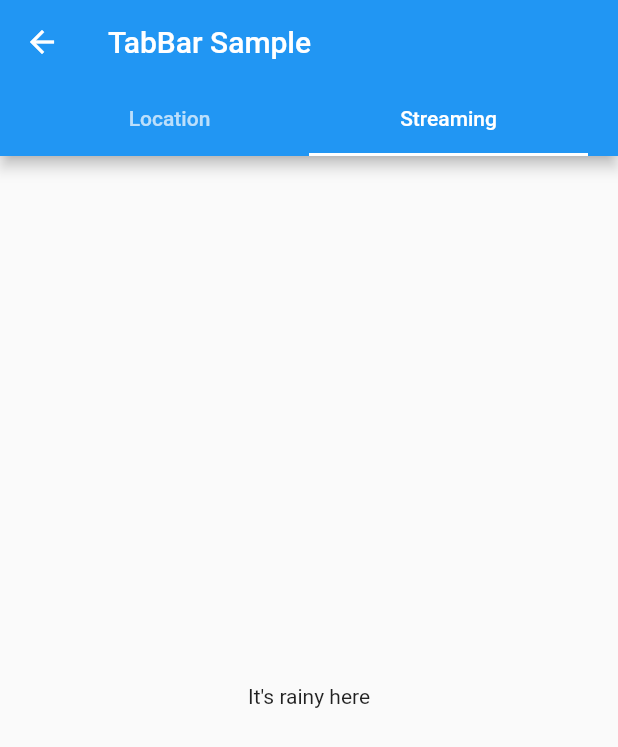
After one commit to HalilMertDeveli/FlutterVpnApp, a Flutter app: the VpnChooseLocationPage screen opened directly, on a phone screen of 412 x 824 dp. The commit adds this screen. Shown: the top 747 px of the screen. Run offline on Flutter 3.47's test engine with Material 2 defaults, Android fonts, the light colour scheme and no system bars.

Commit message:
choose location saved

```diff
--- a/lib/main.dart
+++ b/lib/main.dart
@@ -5,6 +5,7 @@ void main() {
   runApp(
     MaterialApp(
       home: HomePage(),
+      debugShowCheckedModeBanner: false,
     ),
   );
 }
--- /dev/null
+++ b/lib/pages/vpn_choose_location_page.dart
@@ -0,0 +1,92 @@
+import 'package:flutter/material.dart';
+
+class VpnChooseLocationPage extends StatelessWidget {
+  VpnChooseLocationPage({super.key});
+  final temproryLocaitonList = [
+    TemproryLocation(
+      locationName: "Turkey",
+      locationIcon: Icon(Icons.turn_left),
+    ),
+    TemproryLocation(
+      locationName: "US",
+      locationIcon: Icon(Icons.access_alarm_outlined),
+    ),
+  ];
+
+  @override
+  Widget build(BuildContext context) {
+    ListViewBuilderRow listViewBuilderRowInstance = new ListViewBuilderRow();
+
+    return DefaultTabController(
+      initialIndex: 1,
+      length: 2,
+      child: Scaffold(
+        appBar: AppBar(
+          title: const Text('TabBar Sample'),
+          bottom: const TabBar(
+            padding: EdgeInsets.symmetric(horizontal: 20),
+            tabs: <Widget>[
+              Tab(
+                text: 'Location',
+              ),
+              Tab(
+                text: 'Streaming',
+              ),
+            ],
+          ),
+        ),
+        body: TabBarView(
+          children: <Widget>[
+            Expanded(
+              child: ListView.builder(
+                itemCount: temproryLocaitonList.length,
+                itemBuilder: (context, index) {
+                  return listViewBuilderRowInstance.ListViewBuilderRow(
+                      temproryLocaitonList, index);
+
+                  // ListTile(
+                  //   leading: temproryLocaitonList[index].locationIcon,
+                  //   title: Text(temproryLocaitonList[index].locationName.toUpperCase()),
+                  // );
+                },
+              ),
+            ),
+            Center(
+              child: Text("It's rainy here"),
+            ),
+          ],
+        ),
+      ),
+    );
+  }
+}
+
+class TemproryLocation {
+  final String locationName;
+  final Icon locationIcon;
+
+  TemproryLocation({required this.locationName, required this.locationIcon});
+}
+
+class ListViewBuilderRow extends IListViewBuilderRow {}
+
+abstract class IListViewBuilderRow {
+  Widget ListViewBuilderRow(
+      List<TemproryLocation> temproryLocation, int index) {
+    return Container(
+      color: Colors.black,
+      height: 100,
+      width: double.infinity,
+      child: ListTile(
+        leading: temproryLocation[index].locationIcon,
+        title: Text(
+          temproryLocation[index].locationName,
+          style: TextStyle(
+            color: Colors.white,
+            fontSize: 22,
+          ),
+        ),
+      ),
+    );
+  }
+}
```
Also changed, not shown: lib/pages/vpn_home_page.dart (+5 -4 lines).
